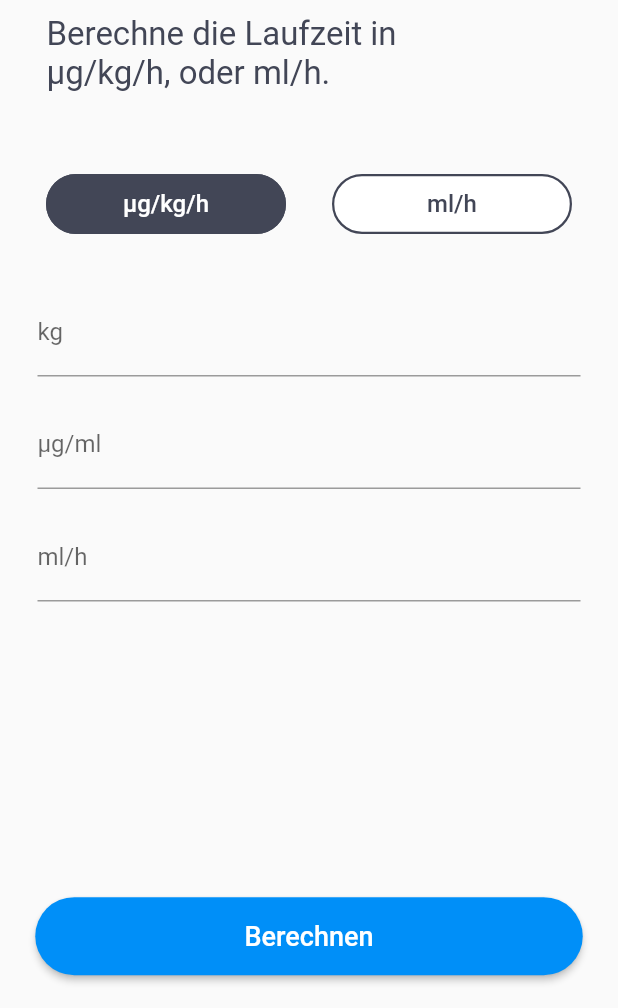
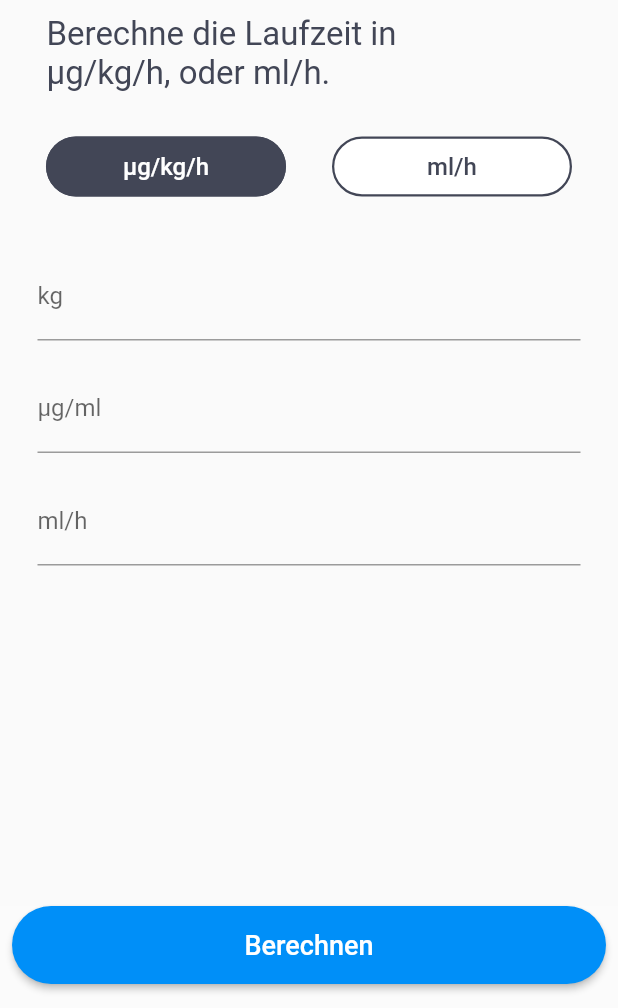
Before and after one commit to totaku-alt/anical, a Flutter app: the screen it shows after launch, after a tap on "µg", on a phone screen of 412 x 824 dp, the part 228-1236 px from its top. Run offline on Flutter 3.47's test engine with Material 2 defaults, Android fonts, the phone set to English and light mode, and no system bars; missing offline and left inert: open_mail_app.

Commit message:
UI changes and code refactor

```diff
--- a/lib/constants/colors.dart
+++ b/lib/constants/colors.dart
@@ -1,5 +1,6 @@
 import 'package:flutter/material.dart';
 
 const textPrimaryColor = Color.fromARGB(255, 66, 70, 86);
-const primaryButtonColor = Color.fromARGB(255, 0, 143, 248);
 const textWhiteColor = Color.fromARGB(255, 255, 255, 255);
+const textKeyColor = Color.fromARGB(255, 47, 193, 147);
+const buttonPrimaryColor = Color.fromARGB(255, 0, 143, 248);
--- /dev/null
+++ b/lib/constants/title_subtitle.dart
@@ -0,0 +1,26 @@
+import 'package:anical/constants/colors.dart';
+import 'package:flutter/material.dart';
+
+Widget titles(String title) {
+  return Padding(
+    padding: const EdgeInsets.only(left: 30),
+    child: Text(
+      title,
+      style: const TextStyle(
+          fontSize: 40, fontWeight: FontWeight.bold, color: textPrimaryColor),
+    ),
+  );
+}
+
+Widget subtitle(String subtitle) {
+  return Padding(
+    padding: const EdgeInsets.only(
+      left: 31,
+      top: 10,
+    ),
+    child: Text(
+      subtitle,
+      style: const TextStyle(fontSize: 22, color: textPrimaryColor),
+    ),
+  );
+}
--- a/lib/views/mikrogramm_view.dart
+++ b/lib/views/mikrogramm_view.dart
@@ -1,3 +1,5 @@
+import 'package:anical/constants/colors.dart';
+import 'package:anical/constants/title_subtitle.dart';
 import 'package:anical/views/result_view.dart';
 import 'package:anical/views/start_view.dart';
 import 'package:flutter/material.dart';
@@ -47,7 +49,7 @@ class _MikrogrammViewState extends State<MikrogrammView> {
     return GestureDetector(
       onTap: () => FocusManager.instance.primaryFocus?.unfocus(),
       child: Scaffold(
-        resizeToAvoidBottomInset: false,
+          resizeToAvoidBottomInset: true,
           extendBodyBehindAppBar: true,
           appBar: AppBar(
             leading: IconButton(
@@ -67,39 +69,19 @@ class _MikrogrammViewState extends State<MikrogrammView> {
             backgroundColor: Colors.transparent,
             elevation: 0,
           ),
-        body: Column(
+          body: SingleChildScrollView(
+            reverse: true,
+            child: Column(
               mainAxisAlignment: MainAxisAlignment.start,
               crossAxisAlignment: CrossAxisAlignment.start,
               children: [
                 const SizedBox(
-              height: 100,
+                  height: 105,
                 ),
-            const Padding(
-              padding: EdgeInsets.only(left: 30, top: 5),
-              child: Text(
-                'AniCal',
-                style: TextStyle(
-                  fontSize: 40,
-                  fontWeight: FontWeight.bold,
-                  color: Color.fromARGB(255, 66, 70, 86),
-                ),
-              ),
-            ),
-            const Padding(
-              padding: EdgeInsets.only(
-                left: 31,
-                top: 10,
-              ),
-              child: Text(
-                'Berechne die Laufzeit in\nµg/kg/h, oder ml/h.',
-                style: TextStyle(
-                  fontSize: 22,
-                  color: Color.fromARGB(255, 66, 70, 86),
-                ),
-              ),
-            ),
+                titles('AniCal'),
+                subtitle('Berechne die Laufzeit in\nµg/kg/h, oder ml/h.'),
                 const SizedBox(
-              height: 50,
+                  height: 25,
                 ),
                 Row(
                   mainAxisAlignment: MainAxisAlignment.spaceEvenly,
@@ -118,7 +100,8 @@ class _MikrogrammViewState extends State<MikrogrammView> {
                           () {
                             colorStateButton2 =
                                 const Color.fromRGBO(255, 255, 255, 1);
-                        colorStateButton1 = const Color.fromRGBO(66, 70, 86, 1);
+                            colorStateButton1 =
+                                const Color.fromRGBO(66, 70, 86, 1);
                             isMicrogramKgHVisible = true;
                             isMlHVisible = false;
                           },
@@ -143,7 +126,8 @@ class _MikrogrammViewState extends State<MikrogrammView> {
                       onPressed: () {
                         setState(
                           () {
-                        colorStateButton2 = const Color.fromRGBO(66, 70, 86, 1);
+                            colorStateButton2 =
+                                const Color.fromRGBO(66, 70, 86, 1);
                             colorStateButton1 =
                                 const Color.fromRGBO(255, 255, 255, 1);
                             isMicrogramKgHVisible = false;
@@ -158,13 +142,14 @@ class _MikrogrammViewState extends State<MikrogrammView> {
                     ),
                   ],
                 ),
+                const SizedBox(
+                  height: 8,
+                ),
                 Padding(
-              padding: const EdgeInsets.only(
-                left: 25,
-                right: 25,
-                top: 32,
-              ),
-              child: TextField(
+                  padding: const EdgeInsets.all(25.0),
+                  child: Column(
+                    children: [
+                      TextField(
                         controller: kilogramController,
                         onChanged: (value) => setState(() => {
                               kilogramm = value,
@@ -176,14 +161,10 @@ class _MikrogrammViewState extends State<MikrogrammView> {
                           labelText: 'kg',
                         ),
                       ),
+                      const SizedBox(
+                        height: 16,
                       ),
-            Padding(
-              padding: const EdgeInsets.only(
-                left: 25,
-                right: 25,
-                top: 16,
-              ),
-              child: TextField(
+                      TextField(
                         controller: microgramPerMilliLitersController,
                         onChanged: (value) =>
                             setState(() => microgramPerMilliLiters = value),
@@ -193,14 +174,10 @@ class _MikrogrammViewState extends State<MikrogrammView> {
                           labelText: 'µg/ml',
                         ),
                       ),
+                      const SizedBox(
+                        height: 16,
                       ),
-            Padding(
-              padding: const EdgeInsets.only(
-                left: 25,
-                right: 25,
-                top: 16,
-              ),
-              child: Visibility(
+                      Visibility(
                         visible: isMicrogramKgHVisible,
                         child: TextField(
                           controller: milliLitersPerHourController,
@@ -215,13 +192,7 @@ class _MikrogrammViewState extends State<MikrogrammView> {
                           ),
                         ),
                       ),
-            ),
-            Padding(
-              padding: const EdgeInsets.only(
-                left: 25,
-                right: 25,
-              ),
-              child: Visibility(
+                      Visibility(
                         visible: isMlHVisible,
                         child: TextField(
                           controller: milliLitersPerHourController,
@@ -236,17 +207,28 @@ class _MikrogrammViewState extends State<MikrogrammView> {
                           ),
                         ),
                       ),
+                    ],
                   ),
-            Expanded(
-              child: Align(
-                alignment: const FractionalOffset(0.5, 0.9),
+                ),
+              ],
+            ),
+          ),
+          bottomNavigationBar: BottomAppBar(
+            color: Colors.white10,
+            elevation: 0.0,
+            child: Padding(
+              padding: const EdgeInsets.only(
+                left: 8,
+                right: 8,
+                bottom: 16,
+              ),
               child: ElevatedButton(
                 style: ElevatedButton.styleFrom(
+                    splashFactory: NoSplash.splashFactory,
                     minimumSize: const Size(365, 52),
                     shape: shape,
-                    primary: const Color.fromRGBO(0, 143, 248, 1),
-                    onPrimary: const Color.fromRGBO(255, 255, 255, 1),
-                  ),
+                    primary: buttonPrimaryColor,
+                    onPrimary: textWhiteColor),
                 onPressed: () {
                   getResult();
                   Navigator.of(context).push(MaterialPageRoute(
@@ -263,10 +245,7 @@ class _MikrogrammViewState extends State<MikrogrammView> {
                 ),
               ),
             ),
-            )
-          ],
-        ),
-      ),
+          )),
     );
   }
 
--- a/lib/views/start_view.dart
+++ b/lib/views/start_view.dart
@@ -1,7 +1,9 @@
 import 'package:anical/constants/colors.dart';
+import 'package:anical/constants/title_subtitle.dart';
 import 'package:anical/views/mikrogramm_view.dart';
 import 'package:anical/views/milligramm_view.dart';
 import 'package:flutter/material.dart';
+import 'package:open_mail_app/open_mail_app.dart';
 
 class HomePage extends StatefulWidget {
   const HomePage({Key? key}) : super(key: key);
@@ -21,33 +23,8 @@ class _HomePage extends State<HomePage> {
           const SizedBox(
             height: 80,
           ),
-          const Padding(
-            padding: EdgeInsets.only(
-              left: 30,
-              top: 5,
-            ),
-            child: Text(
-              'AniCal',
-              style: TextStyle(
-                fontSize: 40,
-                fontWeight: FontWeight.bold,
-                color: textPrimaryColor,
-              ),
-            ),
-          ),
-          const Padding(
-            padding: EdgeInsets.only(
-              left: 33,
-              top: 10,
-            ),
-            child: Text(
-              'Anästhesie Perfusorenrechner',
-              style: TextStyle(
-                fontSize: 22,
-                color: textPrimaryColor,
-              ),
-            ),
-          ),
+          titles('AniCal'),
+          subtitle('Anästhesie Perfusorenrechner'),
           const SizedBox(
             height: 80,
           ),
@@ -62,7 +39,7 @@ class _HomePage extends State<HomePage> {
               },
               style: ElevatedButton.styleFrom(
                 splashFactory: NoSplash.splashFactory,
-                primary: primaryButtonColor,
+                primary: buttonPrimaryColor,
                 minimumSize: const Size(120, 120),
                 shape: const CircleBorder(),
                 elevation: 2.5,
@@ -90,7 +67,7 @@ class _HomePage extends State<HomePage> {
                 },
                 style: ElevatedButton.styleFrom(
                     splashFactory: NoSplash.splashFactory,
-                    primary: primaryButtonColor, // 255, 56, 101, 166
+                    primary: buttonPrimaryColor, // 255, 56, 101, 166
                     minimumSize: const Size(120, 120),
                     shape: const CircleBorder(),
                     elevation: 2.5,
@@ -104,9 +81,61 @@ class _HomePage extends State<HomePage> {
                 ),
               ),
             ),
-          )
+          ),
         ],
+      ),
+      bottomNavigationBar: BottomAppBar(
+        color: Colors.white10,
+        elevation: 0.0,
+        child: TextButton.icon(
+          onPressed: sendMail,
+          icon: const Icon(Icons.feedback_outlined),
+          label: const Text('Feedback'),
+        ),
       ),
     );
   }
+
+  void sendMail() async {
+    EmailContent email = EmailContent(
+      to: [
+        'totakudesign@gmail.com',
+      ],
+      subject: 'Hey, ich hab Feedback zu AniCal',
+    );
+
+    OpenMailAppResult result = await OpenMailApp.composeNewEmailInMailApp(
+        nativePickerTitle: 'Select email app to compose', emailContent: email);
+    if (!result.didOpen && !result.canOpen) {
+      showNoMailAppsDialog(context);
+    } else if (!result.didOpen && result.canOpen) {
+      showDialog(
+        context: context,
+        builder: (_) => MailAppPickerDialog(
+          mailApps: result.options,
+          emailContent: email,
+        ),
+      );
+    }
+  }
+
+  void showNoMailAppsDialog(BuildContext context) {
+    showDialog(
+      context: context,
+      builder: (context) {
+        return AlertDialog(
+          title: const Text("Open Mail App"),
+          content: const Text("No mail apps installed"),
+          actions: <Widget>[
+            TextButton(
+              child: const Text("OK"),
+              onPressed: () {
+                Navigator.pop(context);
+              },
+            )
+          ],
+        );
+      },
+    );
+  }
 }
--- a/pubspec.yaml
+++ b/pubspec.yaml
@@ -1,5 +1,5 @@
 name: anical
-description: A new Flutter project.
+description: small calculator.
 
 # The following line prevents the package from being accidentally published to
 # pub.dev using `flutter pub publish`. This is preferred for private packages.
@@ -15,7 +15,7 @@ publish_to: 'none' # Remove this line if you wish to publish to pub.dev
 # In iOS, build-name is used as CFBundleShortVersionString while build-number used as CFBundleVersion.
 # Read more about iOS versioning at
 # https://developer.apple.com/library/archive/documentation/General/Reference/InfoPlistKeyReference/Articles/CoreFoundationKeys.html
-version: 1.0.0+1
+version: 1.0.1+2
 
 environment:
   sdk: ">=2.17.6 <3.0.0"
@@ -30,6 +30,7 @@ dependencies:
   flutter:
     sdk: flutter
   flutter_launcher_icons: "^0.9.2"
+  open_mail_app: ^0.4.5
 
 flutter_icons:
   android: true
```
Also changed, not shown: lib/views/milligramm_view.dart (+14 -25 lines), lib/views/result_view.dart (+21 -13 lines), pubspec.lock, 5 other files. Lines whose indentation alone changed are shown as unchanged.
